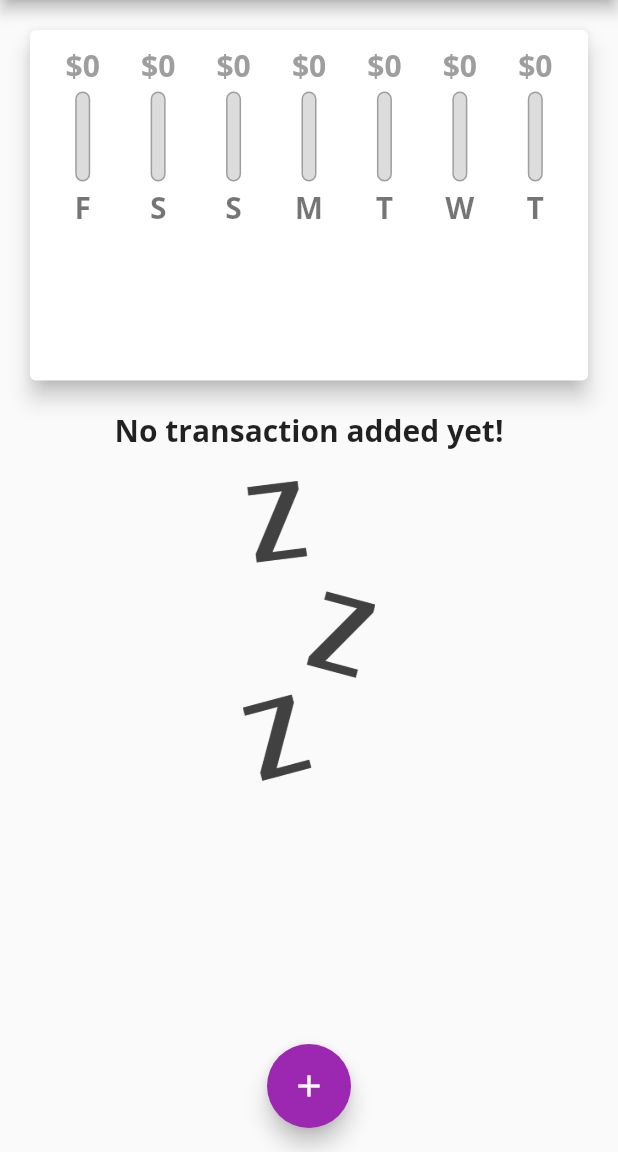
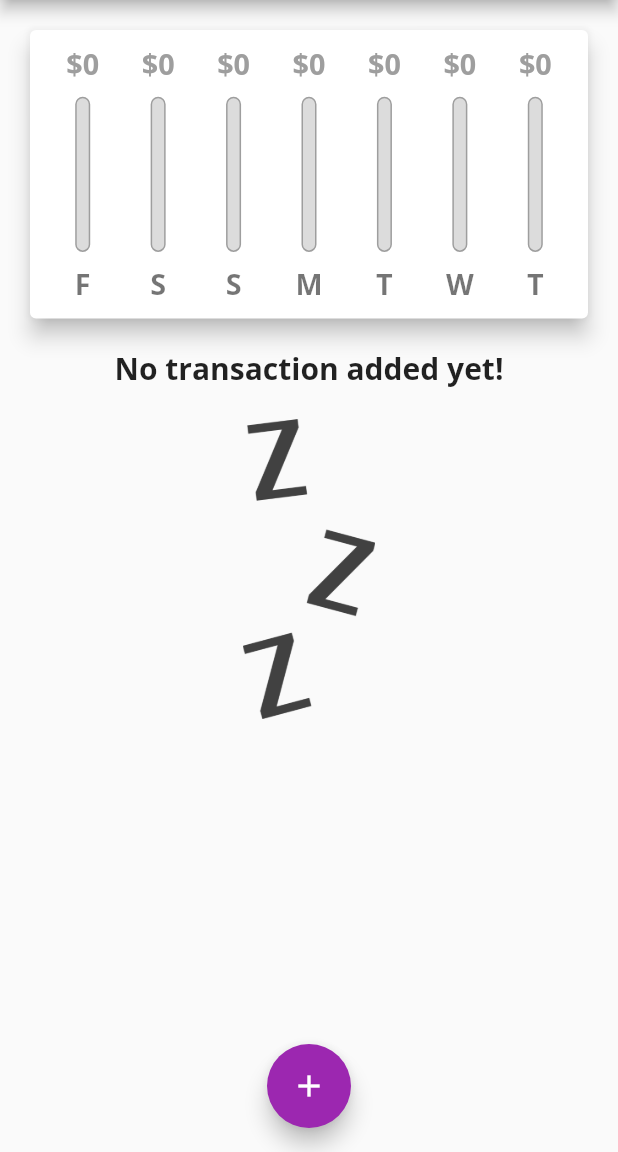
Before and after one commit to khadetou/personal_expenses, a Flutter app: the screen it shows after launch, on a phone screen of 412 x 824 dp, the part 84-1236 px from its top. Run offline on Flutter 3.47's test engine with Material 2 defaults, Android fonts, the phone set to English and light mode, and no system bars.

Commit message:
using layout builder widget

```diff
--- a/lib/screen/home.dart
+++ b/lib/screen/home.dart
@@ -86,13 +86,13 @@ class _MyHomePageState extends State<MyHomePage> {
           crossAxisAlignment: CrossAxisAlignment.stretch,
           children: <Widget>[
             SizedBox(
-              height: (MediaQuery.of(context).size.height * 0.4) -
+              height: (MediaQuery.of(context).size.height * 0.35) -
                   appBar2.preferredSize.height -
                   MediaQuery.of(context).padding.top,
               child: Chart(recentTransaction: _recentTransaction),
             ),
             SizedBox(
-              height: (MediaQuery.of(context).size.height * 0.6) -
+              height: (MediaQuery.of(context).size.height * 0.65) -
                   appBar2.preferredSize.height -
                   MediaQuery.of(context).padding.top,
               child: TransactionList(
--- a/lib/widget/chart_bar.dart
+++ b/lib/widget/chart_bar.dart
@@ -16,19 +16,23 @@ class ChartBar extends StatelessWidget {
 
   @override
   Widget build(BuildContext context) {
+    return LayoutBuilder(builder: (ctx, constraint) {
       return Column(
         children: <Widget>[
-        FittedBox(
+          SizedBox(
+            height: constraint.maxHeight * 0.15,
+            child: FittedBox(
               child: Text(
                 "\$${spendingAmount.toStringAsFixed(0)}",
                 style: const TextStyle(color: Colors.grey),
               ),
             ),
-        const SizedBox(
-          height: 4,
           ),
           SizedBox(
-            height: 60,
+            height: constraint.maxHeight * 0.05,
+          ),
+          SizedBox(
+              height: constraint.maxHeight * 0.6,
               width: 10,
               child: Stack(
                 children: [
@@ -53,14 +57,20 @@ class ChartBar extends StatelessWidget {
                   )
                 ],
               )),
-        const SizedBox(
-          height: 4,
+          SizedBox(
+            height: constraint.maxHeight * 0.05,
           ),
-        Text(
+          SizedBox(
+            height: constraint.maxHeight * 0.15,
+            child: FittedBox(
+              child: Text(
                 label,
                 style: const TextStyle(color: Colors.black54),
+              ),
+            ),
           )
         ],
       );
+    });
   }
 }
```
Lines whose indentation alone changed are shown as unchanged.
